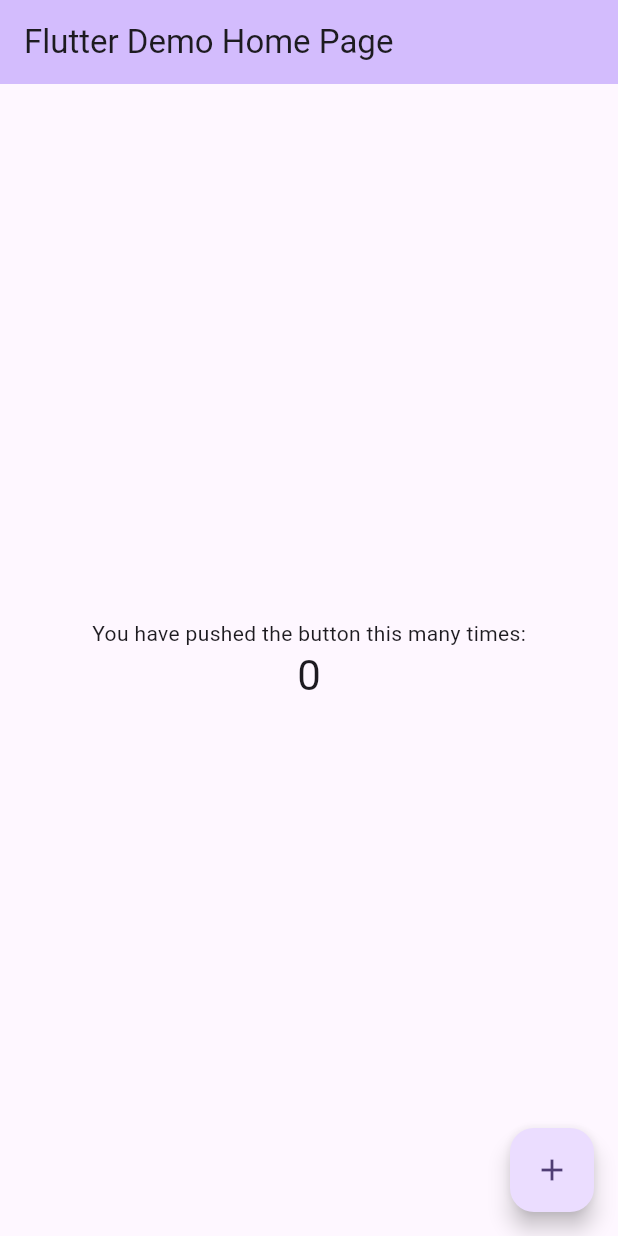
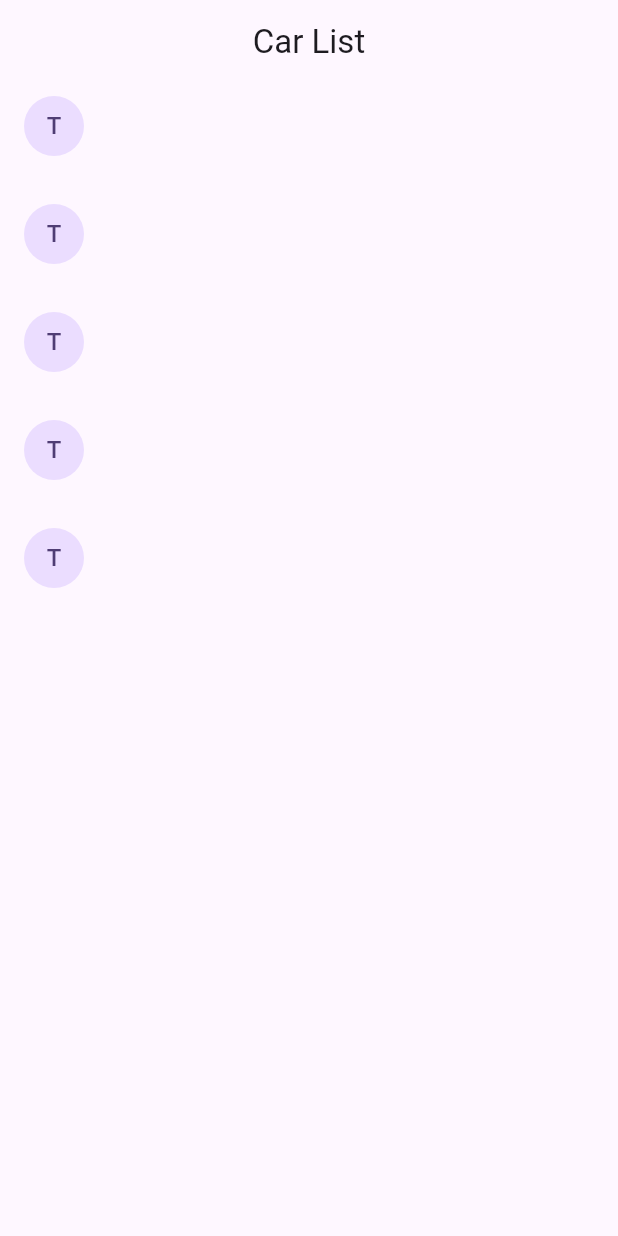
Before and after one commit to RodrigoBrunet/car_list, a Flutter app: the screen it shows after launch, on a phone screen of 412 x 824 dp. Run offline on Flutter 3.47's test engine with Material 2 defaults, Android fonts, the phone set to English and light mode, and no system bars; our stand-ins replace bloc.

Commit message:
add car page

```diff
--- a/lib/main.dart
+++ b/lib/main.dart
@@ -1,4 +1,5 @@
 import 'package:flutter/material.dart';
+import 'pages/car_page.dart';
 
 void main() {
   runApp(const MyApp());
@@ -6,120 +7,16 @@ void main() {
 
 class MyApp extends StatelessWidget {
   const MyApp({super.key});
-
-  // This widget is the root of your application.
   @override
   Widget build(BuildContext context) {
     return MaterialApp(
+      debugShowCheckedModeBanner: false,
       title: 'Flutter Demo',
       theme: ThemeData(
-        // This is the theme of your application.
-        //
-        // TRY THIS: Try running your application with "flutter run". You'll see
-        // the application has a blue toolbar. Then, without quitting the app,
-        // try changing the seedColor in the colorScheme below to Colors.green
-        // and then invoke "hot reload" (save your changes or press the "hot
-        // reload" button in a Flutter-supported IDE, or press "r" if you used
-        // the command line to start the app).
-        //
-        // Notice that the counter didn't reset back to zero; the application
-        // state is not lost during the reload. To reset the state, use hot
-        // restart instead.
-        //
-        // This works for code too, not just values: Most code changes can be
-        // tested with just a hot reload.
         colorScheme: ColorScheme.fromSeed(seedColor: Colors.deepPurple),
         useMaterial3: true,
       ),
-      home: const MyHomePage(title: 'Flutter Demo Home Page'),
+      home: const CarPage(),
     );
   }
 }
-
-class MyHomePage extends StatefulWidget {
-  const MyHomePage({super.key, required this.title});
-
-  // This widget is the home page of your application. It is stateful, meaning
-  // that it has a State object (defined below) that contains fields that affect
-  // how it looks.
-
-  // This class is the configuration for the state. It holds the values (in this
-  // case the title) provided by the parent (in this case the App widget) and
-  // used by the build method of the State. Fields in a Widget subclass are
-  // always marked "final".
-
-  final String title;
-
-  @override
-  State<MyHomePage> createState() => _MyHomePageState();
-}
-
-class _MyHomePageState extends State<MyHomePage> {
-  int _counter = 0;
-
-  void _incrementCounter() {
-    setState(() {
-      // This call to setState tells the Flutter framework that something has
-      // changed in this State, which causes it to rerun the build method below
-      // so that the display can reflect the updated values. If we changed
-      // _counter without calling setState(), then the build method would not be
-      // called again, and so nothing would appear to happen.
-      _counter++;
-    });
-  }
-
-  @override
-  Widget build(BuildContext context) {
-    // This method is rerun every time setState is called, for instance as done
-    // by the _incrementCounter method above.
-    //
-    // The Flutter framework has been optimized to make rerunning build methods
-    // fast, so that you can just rebuild anything that needs updating rather
-    // than having to individually change instances of widgets.
-    return Scaffold(
-      appBar: AppBar(
-        // TRY THIS: Try changing the color here to a specific color (to
-        // Colors.amber, perhaps?) and trigger a hot reload to see the AppBar
-        // change color while the other colors stay the same.
-        backgroundColor: Theme.of(context).colorScheme.inversePrimary,
-        // Here we take the value from the MyHomePage object that was created by
-        // the App.build method, and use it to set our appbar title.
-        title: Text(widget.title),
-      ),
-      body: Center(
-        // Center is a layout widget. It takes a single child and positions it
-        // in the middle of the parent.
-        child: Column(
-          // Column is also a layout widget. It takes a list of children and
-          // arranges them vertically. By default, it sizes itself to fit its
-          // children horizontally, and tries to be as tall as its parent.
-          //
-          // Column has various properties to control how it sizes itself and
-          // how it positions its children. Here we use mainAxisAlignment to
-          // center the children vertically; the main axis here is the vertical
-          // axis because Columns are vertical (the cross axis would be
-          // horizontal).
-          //
-          // TRY THIS: Invoke "debug painting" (choose the "Toggle Debug Paint"
-          // action in the IDE, or press "p" in the console), to see the
-          // wireframe for each widget.
-          mainAxisAlignment: MainAxisAlignment.center,
-          children: <Widget>[
-            const Text(
-              'You have pushed the button this many times:',
-            ),
-            Text(
-              '$_counter',
-              style: Theme.of(context).textTheme.headlineMedium,
-            ),
-          ],
-        ),
-      ),
-      floatingActionButton: FloatingActionButton(
-        onPressed: _incrementCounter,
-        tooltip: 'Increment',
-        child: const Icon(Icons.add),
-      ), // This trailing comma makes auto-formatting nicer for build methods.
-    );
-  }
-}
--- /dev/null
+++ b/lib/pages/car_page.dart
@@ -0,0 +1,31 @@
+import 'package:flutter/material.dart';
+
+class CarPage extends StatefulWidget {
+  const CarPage({super.key});
+
+  @override
+  State<CarPage> createState() => _CarPageState();
+}
+
+class _CarPageState extends State<CarPage> {
+  @override
+  Widget build(BuildContext context) {
+    return Scaffold(
+      appBar: AppBar(
+        title: const Text('Car List'),
+        centerTitle: true,
+      ),
+      body: ListView.separated(
+          itemBuilder: (context, index) => ListTile(
+                leading: CircleAvatar(
+                  child: ClipRRect(
+                    child: Text('T'),
+                    borderRadius: BorderRadius.circular(50),
+                  ),
+                ),
+              ),
+          separatorBuilder: (_, __) => const Divider(color: Colors.transparent),
+          itemCount: 5),
+    );
+  }
+}
```
